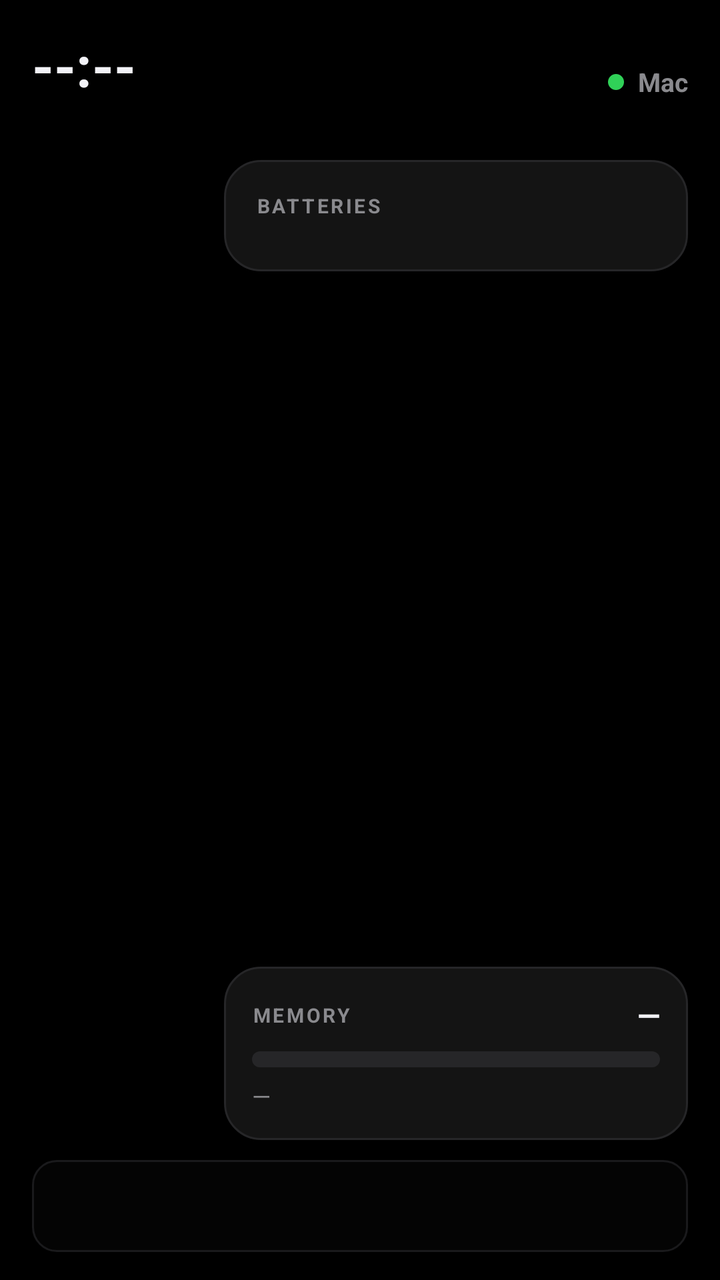
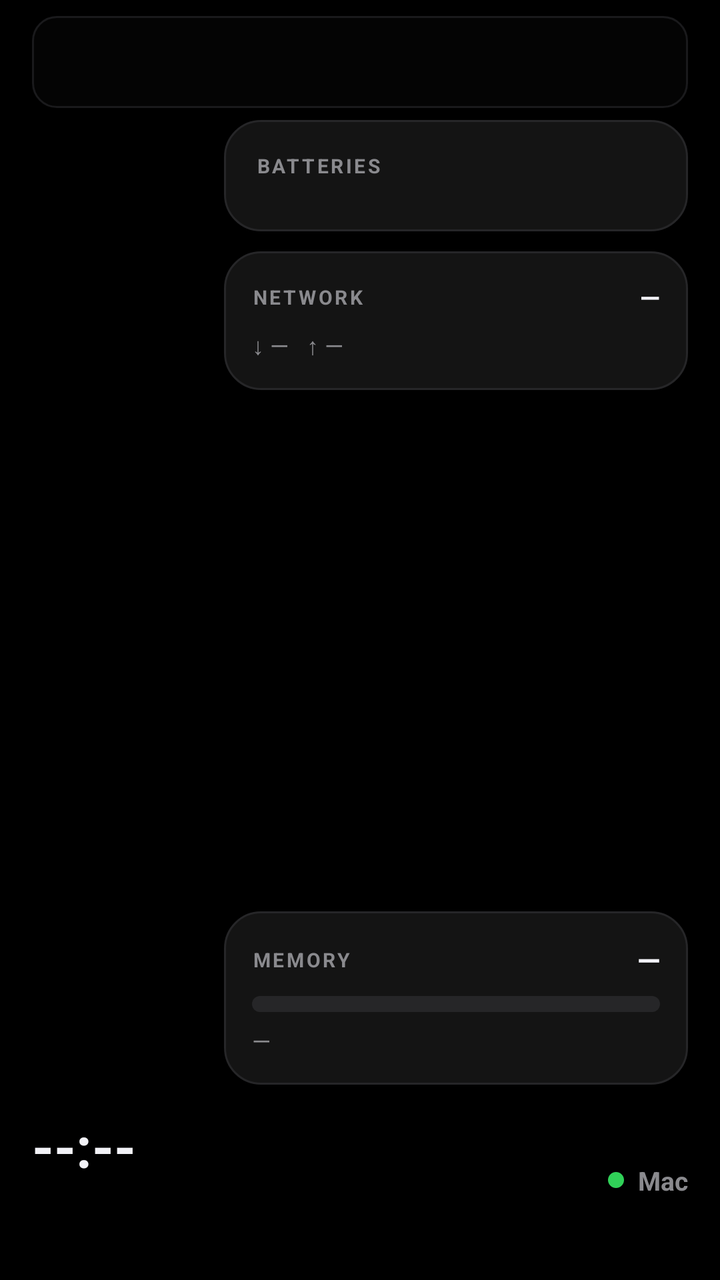

Before-and-after screenshots of an Android layout around one commit, followed by the original layout XML and the change that was made.
<!-- AndroidManifest.xml: activity theme Theme.OldPhoneDeck.Fullscreen -->
<!-- res/layout/activity_main.xml -->
<?xml version="1.0" encoding="utf-8"?>
<LinearLayout xmlns:android="http://schemas.android.com/apk/res/android"
    xmlns:tools="http://schemas.android.com/tools"
    android:layout_width="match_parent"
    android:layout_height="match_parent"
    android:background="@color/bg"
    android:orientation="vertical"
    android:paddingHorizontal="16dp"
    android:paddingVertical="14dp"
    tools:ignore="HardcodedText">

    
    <LinearLayout
        android:layout_width="match_parent"
        android:layout_height="wrap_content"
        android:gravity="center_vertical"
        android:orientation="horizontal">

        <LinearLayout
            android:layout_width="0dp"
            android:layout_height="wrap_content"
            android:layout_weight="1"
            android:orientation="vertical">

            <TextView
                android:id="@+id/tvTime"
                android:layout_width="wrap_content"
                android:layout_height="wrap_content"
                android:text="--:--"
                android:textColor="@color/text"
                android:textSize="28sp"
                android:textStyle="bold" />

            <TextView
                android:id="@+id/tvDate"
                android:layout_width="wrap_content"
                android:layout_height="wrap_content"
                android:layout_marginTop="2dp"
                android:letterSpacing="0.08"
                android:textColor="@color/dim"
                android:textSize="11sp"
                android:textStyle="bold" />
        </LinearLayout>

        <TextView
            android:id="@+id/offline"
            android:layout_width="wrap_content"
            android:layout_height="wrap_content"
            android:layout_marginEnd="12dp"
            android:text="connecting…"
            android:textColor="@color/amber"
            android:textSize="12sp"
            android:visibility="gone" />

        <ImageView
            android:id="@+id/connIcon"
            android:layout_width="19dp"
            android:layout_height="19dp"
            android:layout_marginEnd="5dp"
            android:contentDescription="@null"
            android:visibility="gone" />

        <TextView
            android:id="@+id/tvConn"
            android:layout_width="wrap_content"
            android:layout_height="wrap_content"
            android:layout_marginEnd="14dp"
            android:textColor="@color/dim"
            android:textSize="13sp"
            android:textStyle="bold" />

        <View
            android:layout_width="8dp"
            android:layout_height="8dp"
            android:layout_marginEnd="7dp"
            android:background="@drawable/dot_green" />

        <TextView
            android:id="@+id/tvHost"
            android:layout_width="wrap_content"
            android:layout_height="wrap_content"
            android:text="Mac"
            android:textColor="@color/dim"
            android:textSize="13sp"
            android:textStyle="bold" />
    </LinearLayout>

    
    <LinearLayout
        android:layout_width="match_parent"
        android:layout_height="0dp"
        android:layout_weight="1"
        android:layout_marginTop="12dp"
        android:orientation="horizontal">

        <LinearLayout
            android:id="@+id/grid"
            android:layout_width="0dp"
            android:layout_height="match_parent"
            android:layout_weight="1"
            android:orientation="vertical" />

        <LinearLayout
            android:layout_width="232dp"
            android:layout_height="match_parent"
            android:layout_marginStart="12dp"
            android:orientation="vertical">

            
            <LinearLayout
                android:layout_width="match_parent"
                android:layout_height="wrap_content"
                android:background="@drawable/card_bg"
                android:orientation="vertical"
                android:padding="16dp">

                <TextView
                    android:layout_width="wrap_content"
                    android:layout_height="wrap_content"
                    android:layout_marginBottom="10dp"
                    android:letterSpacing="0.12"
                    android:text="BATTERIES"
                    android:textColor="@color/dim"
                    android:textSize="10sp"
                    android:textStyle="bold" />

                <LinearLayout
                    android:id="@+id/llBatteries"
                    android:layout_width="match_parent"
                    android:layout_height="wrap_content"
                    android:orientation="vertical" />
            </LinearLayout>

            <View
                android:layout_width="match_parent"
                android:layout_height="0dp"
                android:layout_weight="1" />

            
            <LinearLayout
                android:layout_width="match_parent"
                android:layout_height="wrap_content"
                android:background="@drawable/card_bg"
                android:orientation="vertical"
                android:padding="14dp">

                <LinearLayout
                    android:layout_width="match_parent"
                    android:layout_height="wrap_content"
                    android:gravity="center_vertical"
                    android:orientation="horizontal">

                    <TextView
                        android:layout_width="0dp"
                        android:layout_height="wrap_content"
                        android:layout_weight="1"
                        android:letterSpacing="0.12"
                        android:text="MEMORY"
                        android:textColor="@color/dim"
                        android:textSize="10sp"
                        android:textStyle="bold" />

                    <TextView
                        android:id="@+id/tvRamPct"
                        android:layout_width="wrap_content"
                        android:layout_height="wrap_content"
                        android:text="—"
                        android:textColor="@color/text"
                        android:textSize="15sp"
                        android:textStyle="bold" />
                </LinearLayout>

                <FrameLayout
                    android:id="@+id/ramTrack"
                    android:layout_width="match_parent"
                    android:layout_height="8dp"
                    android:layout_marginTop="8dp"
                    android:background="@drawable/meter_track">

                    <View
                        android:id="@+id/ramFill"
                        android:layout_width="0dp"
                        android:layout_height="match_parent"
                        android:background="@drawable/meter_fill" />
                </FrameLayout>

                <TextView
                    android:id="@+id/tvRamUsed"
                    android:layout_width="wrap_content"
                    android:layout_height="wrap_content"
                    android:layout_marginTop="6dp"
                    android:text="—"
                    android:textColor="@color/dim"
                    android:textSize="12sp" />
            </LinearLayout>
        </LinearLayout>
    </LinearLayout>

    
    <LinearLayout
        android:id="@+id/player"
        android:layout_width="match_parent"
        android:layout_height="wrap_content"
        android:layout_marginTop="10dp"
        android:background="@drawable/card_bg"
        android:gravity="center_vertical"
        android:orientation="horizontal"
        android:padding="8dp"
        android:visibility="gone">

        <TextView
            android:id="@+id/art"
            android:layout_width="38dp"
            android:layout_height="38dp"
            android:background="@drawable/card_bg"
            android:gravity="center"
            android:text="🎵"
            android:textSize="18sp" />

        <LinearLayout
            android:layout_width="0dp"
            android:layout_height="wrap_content"
            android:layout_marginStart="10dp"
            android:layout_weight="1"
            android:orientation="vertical">

            <TextView
                android:id="@+id/tvTrack"
                android:layout_width="match_parent"
                android:layout_height="wrap_content"
                android:ellipsize="end"
                android:maxLines="1"
                android:text="—"
                android:textColor="@color/text"
                android:textSize="13sp"
                android:textStyle="bold" />

            <TextView
                android:id="@+id/tvArtist"
                android:layout_width="match_parent"
                android:layout_height="wrap_content"
                android:ellipsize="end"
                android:maxLines="1"
                android:text="—"
                android:textColor="@color/dim"
                android:textSize="11sp" />

            <FrameLayout
                android:id="@+id/progressTrack"
                android:layout_width="match_parent"
                android:layout_height="3dp"
                android:layout_marginTop="4dp"
                android:background="@color/line">

                <View
                    android:id="@+id/progressFill"
                    android:layout_width="0dp"
                    android:layout_height="match_parent"
                    android:background="@color/green" />
            </FrameLayout>
        </LinearLayout>

        <TextView
            android:id="@+id/btnPrev"
            android:layout_width="42dp"
            android:layout_height="42dp"
            android:background="?attr/selectableItemBackgroundBorderless"
            android:clickable="true"
            android:focusable="true"
            android:gravity="center"
            android:text="⏮"
            android:textColor="@color/text"
            android:textSize="19sp" />

        <TextView
            android:id="@+id/btnPlay"
            android:layout_width="42dp"
            android:layout_height="42dp"
            android:background="?attr/selectableItemBackgroundBorderless"
            android:clickable="true"
            android:focusable="true"
            android:gravity="center"
            android:text="⏯"
            android:textColor="@color/text"
            android:textSize="21sp" />

        <TextView
            android:id="@+id/btnNext"
            android:layout_width="42dp"
            android:layout_height="42dp"
            android:background="?attr/selectableItemBackgroundBorderless"
            android:clickable="true"
            android:focusable="true"
            android:gravity="center"
            android:text="⏭"
            android:textColor="@color/text"
            android:textSize="19sp" />
    </LinearLayout>

    
    <LinearLayout
        android:id="@+id/touchbar"
        android:layout_width="match_parent"
        android:layout_height="46dp"
        android:layout_marginTop="10dp"
        android:background="@drawable/touchbar_bg"
        android:gravity="center_vertical"
        android:orientation="horizontal"
        android:paddingHorizontal="8dp" />
</LinearLayout>
<!-- resources referenced by this layout -->
<resources>
  <color name="amber">#FFD60A</color>
  <color name="bg">#000000</color>
  <color name="dim">#8A8A8E</color>
  <color name="green">#30D158</color>
  <color name="line">#262628</color>
  <color name="text">#F2F2F7</color>
  <!-- drawable card_bg (drawable) -->
  <?xml version="1.0" encoding="utf-8"?>
  <shape xmlns:android="http://schemas.android.com/apk/res/android" android:shape="rectangle">
      <solid android:color="@color/card" />
      <corners android:radius="18dp" />
      <stroke android:width="1dp" android:color="@color/line" />
  </shape>
  <!-- drawable dot_green (drawable) -->
  <?xml version="1.0" encoding="utf-8"?>
  <shape xmlns:android="http://schemas.android.com/apk/res/android" android:shape="oval">
      <solid android:color="@color/green" />
      <size android:width="8dp" android:height="8dp" />
  </shape>
  <!-- drawable meter_fill (drawable) -->
  <?xml version="1.0" encoding="utf-8"?>
  <shape xmlns:android="http://schemas.android.com/apk/res/android" android:shape="rectangle">
      <solid android:color="@color/green" />
      <corners android:radius="4dp" />
  </shape>
  <!-- drawable meter_track (drawable) -->
  <?xml version="1.0" encoding="utf-8"?>
  <shape xmlns:android="http://schemas.android.com/apk/res/android" android:shape="rectangle">
      <solid android:color="@color/line" />
      <corners android:radius="4dp" />
  </shape>
  <!-- drawable touchbar_bg (drawable) -->
  <?xml version="1.0" encoding="utf-8"?>
  <shape xmlns:android="http://schemas.android.com/apk/res/android" android:shape="rectangle">
      <solid android:color="#040404" />
      <corners android:radius="12dp" />
      <stroke android:width="1dp" android:color="#1A1A1C" />
  </shape>
  <style name="Theme.OldPhoneDeck.Fullscreen" parent="Theme.OldPhoneDeck">
          <item name="android:windowFullscreen">true</item>
          <item name="android:windowLayoutInDisplayCutoutMode">shortEdges</item>
      </style>
  <color name="card">#141414</color>
  <style name="Theme.OldPhoneDeck" parent="Theme.Material3.Dark.NoActionBar">
          <item name="android:statusBarColor">@color/bg</item>
          <item name="android:navigationBarColor">@color/bg</item>
          <item name="android:windowBackground">@color/bg</item>
      </style>
</resources>

<!-- the commit's change to res/layout/activity_main.xml (unified diff, before → after) -->
@@ -6,91 +6,26 @@
     android:background="@color/bg"
     android:orientation="vertical"
     android:paddingHorizontal="16dp"
-    android:paddingVertical="14dp"
+    android:paddingTop="8dp"
+    android:paddingBottom="14dp"
     tools:ignore="HardcodedText">
 
     
     <LinearLayout
+        android:id="@+id/touchbar"
         android:layout_width="match_parent"
-        android:layout_height="wrap_content"
+        android:layout_height="46dp"
+        android:background="@drawable/touchbar_bg"
         android:gravity="center_vertical"
-        android:orientation="horizontal">
-
-        <LinearLayout
-            android:layout_width="0dp"
-            android:layout_height="wrap_content"
-            android:layout_weight="1"
-            android:orientation="vertical">
-
-            <TextView
-                android:id="@+id/tvTime"
-                android:layout_width="wrap_content"
-                android:layout_height="wrap_content"
-                android:text="--:--"
-                android:textColor="@color/text"
-                android:textSize="28sp"
-                android:textStyle="bold" />
-
-            <TextView
-                android:id="@+id/tvDate"
-                android:layout_width="wrap_content"
-                android:layout_height="wrap_content"
-                android:layout_marginTop="2dp"
-                android:letterSpacing="0.08"
-                android:textColor="@color/dim"
-                android:textSize="11sp"
-                android:textStyle="bold" />
-        </LinearLayout>
-
-        <TextView
-            android:id="@+id/offline"
-            android:layout_width="wrap_content"
-            android:layout_height="wrap_content"
-            android:layout_marginEnd="12dp"
-            android:text="connecting…"
-            android:textColor="@color/amber"
-            android:textSize="12sp"
-            android:visibility="gone" />
-
-        <ImageView
-            android:id="@+id/connIcon"
-            android:layout_width="19dp"
-            android:layout_height="19dp"
-            android:layout_marginEnd="5dp"
-            android:contentDescription="@null"
-            android:visibility="gone" />
-
-        <TextView
-            android:id="@+id/tvConn"
-            android:layout_width="wrap_content"
-            android:layout_height="wrap_content"
-            android:layout_marginEnd="14dp"
-            android:textColor="@color/dim"
-            android:textSize="13sp"
-            android:textStyle="bold" />
-
-        <View
-            android:layout_width="8dp"
-            android:layout_height="8dp"
-            android:layout_marginEnd="7dp"
-            android:background="@drawable/dot_green" />
-
-        <TextView
-            android:id="@+id/tvHost"
-            android:layout_width="wrap_content"
-            android:layout_height="wrap_content"
-            android:text="Mac"
-            android:textColor="@color/dim"
-            android:textSize="13sp"
-            android:textStyle="bold" />
-    </LinearLayout>
+        android:orientation="horizontal"
+        android:paddingHorizontal="8dp" />
 
     
     <LinearLayout
         android:layout_width="match_parent"
         android:layout_height="0dp"
         android:layout_weight="1"
-        android:layout_marginTop="12dp"
+        android:layout_marginTop="6dp"
         android:orientation="horizontal">
 
         <LinearLayout
@@ -129,6 +64,51 @@
                     android:layout_width="match_parent"
                     android:layout_height="wrap_content"
                     android:orientation="vertical" />
+            </LinearLayout>
+
+            
+            <LinearLayout
+                android:layout_width="match_parent"
+                android:layout_height="wrap_content"
+                android:layout_marginTop="10dp"
+                android:background="@drawable/card_bg"
+                android:orientation="vertical"
+                android:padding="14dp">
+
+                <LinearLayout
+                    android:layout_width="match_parent"
+                    android:layout_height="wrap_content"
+                    android:gravity="center_vertical"
+                    android:orientation="horizontal">
+
+                    <TextView
+                        android:layout_width="0dp"
+                        android:layout_height="wrap_content"
+                        android:layout_weight="1"
+                        android:letterSpacing="0.12"
+                        android:text="NETWORK"
+                        android:textColor="@color/dim"
+                        android:textSize="10sp"
+                        android:textStyle="bold" />
+
+                    <TextView
+                        android:id="@+id/tvNetPing"
+                        android:layout_width="wrap_content"
+                        android:layout_height="wrap_content"
+                        android:text="—"
+                        android:textColor="@color/text"
+                        android:textSize="13sp"
+                        android:textStyle="bold" />
+                </LinearLayout>
+
+                <TextView
+                    android:id="@+id/tvNetRate"
+                    android:layout_width="wrap_content"
+                    android:layout_height="wrap_content"
+                    android:layout_marginTop="7dp"
+                    android:text="↓ —   ↑ —"
+                    android:textColor="@color/dim"
+                    android:textSize="12sp" />
             </LinearLayout>
 
             <View
@@ -299,12 +279,156 @@
 
     
     <LinearLayout
-        android:id="@+id/touchbar"
         android:layout_width="match_parent"
-        android:layout_height="46dp"
-        android:layout_marginTop="10dp"
-        android:background="@drawable/touchbar_bg"
+        android:layout_height="wrap_content"
+        android:layout_marginTop="12dp"
         android:gravity="center_vertical"
-        android:orientation="horizontal"
-        android:paddingHorizontal="8dp" />
+        android:orientation="horizontal">
+
+        <LinearLayout
+            android:layout_width="wrap_content"
+            android:layout_height="wrap_content"
+            android:orientation="vertical">
+
+            <TextView
+                android:id="@+id/tvTime"
+                android:layout_width="wrap_content"
+                android:layout_height="wrap_content"
+                android:text="--:--"
+                android:textColor="@color/text"
+                android:textSize="28sp"
+                android:textStyle="bold" />
+
+            <TextView
+                android:id="@+id/tvDate"
+                android:layout_width="wrap_content"
+                android:layout_height="wrap_content"
+                android:layout_marginTop="2dp"
+                android:letterSpacing="0.08"
+                android:textColor="@color/dim"
+                android:textSize="11sp"
+                android:textStyle="bold" />
+
+            <TextView
+                android:id="@+id/tvSydney"
+                android:layout_width="wrap_content"
+                android:layout_height="wrap_content"
+                android:layout_marginTop="3dp"
+                android:letterSpacing="0.06"
+                android:textColor="@color/accent"
+                android:textSize="11sp"
+                android:textStyle="bold" />
+        </LinearLayout>
+
+        <LinearLayout
+            android:id="@+id/llPylon"
+            android:layout_width="wrap_content"
+            android:layout_height="wrap_content"
+            android:layout_marginStart="22dp"
+            android:background="@drawable/card_bg"
+            android:clickable="true"
+            android:focusable="true"
+            android:gravity="center_vertical"
+            android:orientation="horizontal"
+            android:paddingHorizontal="14dp"
+            android:paddingVertical="8dp"
+            android:visibility="gone">
+
+            <TextView
+                android:layout_width="wrap_content"
+                android:layout_height="wrap_content"
+                android:layout_marginEnd="9dp"
+                android:text="🎫"
+                android:textSize="15sp" />
+
+            <TextView
+                android:id="@+id/tvPylonNew"
+                android:layout_width="wrap_content"
+                android:layout_height="wrap_content"
+                android:text="—"
+                android:textColor="@color/text"
+                android:textSize="13sp"
+                android:textStyle="bold" />
+
+            <TextView
+                android:layout_width="wrap_content"
+                android:layout_height="wrap_content"
+                android:layout_marginHorizontal="8dp"
+                android:text="·"
+                android:textColor="@color/line"
+                android:textSize="13sp" />
+
+            <TextView
+                android:id="@+id/tvPylonOnYou"
+                android:layout_width="wrap_content"
+                android:layout_height="wrap_content"
+                android:text="—"
+                android:textColor="@color/text"
+                android:textSize="13sp"
+                android:textStyle="bold" />
+
+            <TextView
+                android:layout_width="wrap_content"
+                android:layout_height="wrap_content"
+                android:layout_marginHorizontal="8dp"
+                android:text="·"
+                android:textColor="@color/line"
+                android:textSize="13sp" />
+
+            <TextView
+                android:id="@+id/tvPylonOpen"
+                android:layout_width="wrap_content"
+                android:layout_height="wrap_content"
+                android:text="—"
+                android:textColor="@color/dim"
+                android:textSize="13sp" />
+        </LinearLayout>
+
+        <View
+            android:layout_width="0dp"
+            android:layout_height="1dp"
+            android:layout_weight="1" />
+
+        <TextView
+            android:id="@+id/offline"
+            android:layout_width="wrap_content"
+            android:layout_height="wrap_content"
+            android:layout_marginEnd="12dp"
+            android:text="connecting…"
+            android:textColor="@color/amber"
+            android:textSize="12sp"
+            android:visibility="gone" />
+
+        <ImageView
+            android:id="@+id/connIcon"
+            android:layout_width="19dp"
+            android:layout_height="19dp"
+            android:layout_marginEnd="5dp"
+            android:contentDescription="@null"
+            android:visibility="gone" />
+
+        <TextView
+            android:id="@+id/tvConn"
+            android:layout_width="wrap_content"
+            android:layout_height="wrap_content"
+            android:layout_marginEnd="14dp"
+            android:textColor="@color/dim"
+            android:textSize="13sp"
+            android:textStyle="bold" />
+
+        <View
+            android:layout_width="8dp"
+            android:layout_height="8dp"
+            android:layout_marginEnd="7dp"
+            android:background="@drawable/dot_green" />
+
+        <TextView
+            android:id="@+id/tvHost"
+            android:layout_width="wrap_content"
+            android:layout_height="wrap_content"
+            android:text="Mac"
+            android:textColor="@color/dim"
+            android:textSize="13sp"
+            android:textStyle="bold" />
+    </LinearLayout>
 </LinearLayout>
<!-- resource entries referenced after the edit -->
@@ -1,5 +1,6 @@
 <!-- resources referenced by this layout -->
 <resources>
+  <color name="accent">#0A84FF</color>
   <color name="amber">#FFD60A</color>
   <color name="bg">#000000</color>
   <color name="dim">#8A8A8E</color>
